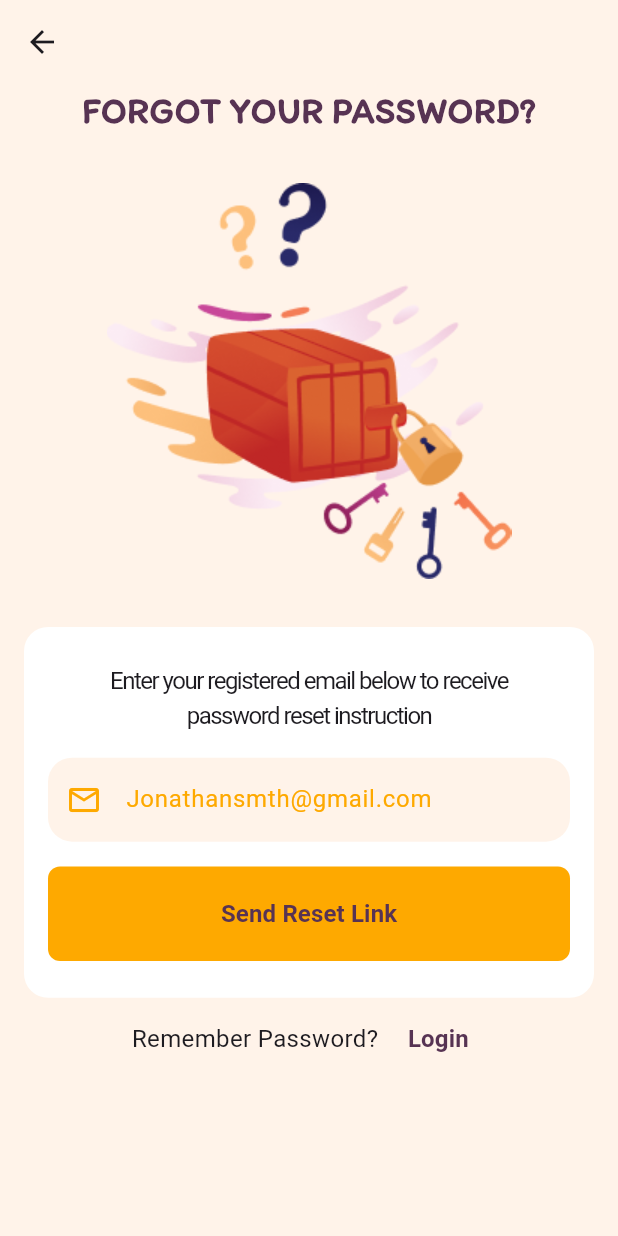
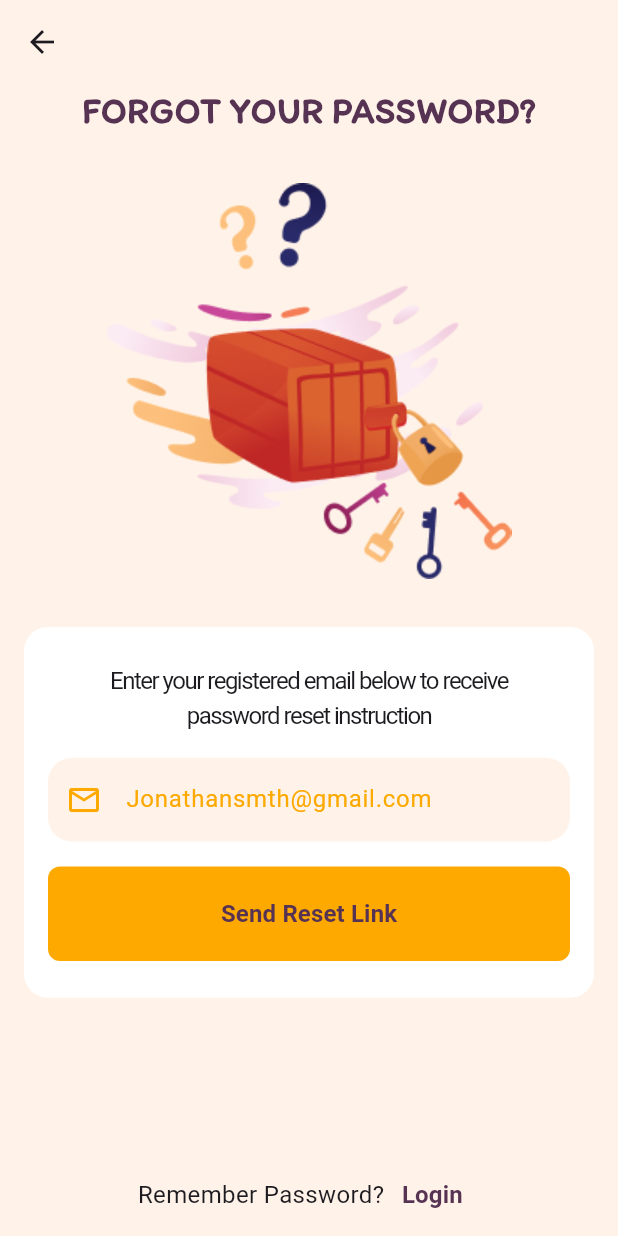
Before and after one commit to boypaida12/habits_ui, a Flutter app: the LoginScreen screen opened by its route, after a tap on "Forgot Password?", on a phone screen of 412 x 824 dp. Run offline on Flutter 3.47's test engine with Material 3 defaults, Android fonts, the light colour scheme and no system bars; missing offline and left inert: introduction_slider.

Commit message:
updated routes on auth pages

```diff
--- a/lib/auth_screens/forgot_password.dart
+++ b/lib/auth_screens/forgot_password.dart
@@ -1,3 +1,5 @@
+// ignore_for_file: prefer_const_constructors
+
 import 'package:flutter/material.dart';
 
 class ForgotPassword extends StatefulWidget {
@@ -16,7 +18,9 @@ class _ForgotPasswordState extends State<ForgotPassword> {
         backgroundColor: Color.fromRGBO(255, 243, 233, 1),
       ),
       body: SafeArea(
-        child: Align(
+        child: Stack(
+          children: [
+            Align(
               alignment: Alignment.center,
               child: Column(
                 // mainAxisAlignment: MainAxisAlignment.spaceEvenly,
@@ -32,7 +36,9 @@ class _ForgotPasswordState extends State<ForgotPassword> {
                     ),
                   ),
                   SizedBox(height: 32),
-              Image(image: AssetImage('assets/images/forgot_password_img.png')),
+                  Image(
+                      image:
+                          AssetImage('assets/images/forgot_password_img.png')),
                   SizedBox(height: 32),
                   Container(
                     decoration: BoxDecoration(
@@ -41,7 +47,6 @@ class _ForgotPasswordState extends State<ForgotPassword> {
                     ),
                     margin: EdgeInsets.symmetric(horizontal: 16),
                     height: MediaQuery.of(context).size.height * 0.3,
-                child: Expanded(
                     child: Padding(
                       padding: const EdgeInsets.symmetric(
                           vertical: 8.0, horizontal: 16.0),
@@ -65,7 +70,8 @@ class _ForgotPasswordState extends State<ForgotPassword> {
                               decoration: InputDecoration(
                                 hintText: 'Jonathansmth@gmail.com',
                                 prefixIcon: Icon(Icons.email_outlined),
-                              prefixIconColor: Color.fromARGB(255, 254, 169, 0),
+                                prefixIconColor:
+                                    Color.fromARGB(255, 254, 169, 0),
                                 hintStyle: TextStyle(
                                   color: Color.fromARGB(255, 254, 169, 0),
                                 ),
@@ -84,7 +90,8 @@ class _ForgotPasswordState extends State<ForgotPassword> {
                                     style: ButtonStyle(
                                         backgroundColor:
                                             MaterialStateProperty.all<Color>(
-                                              Color.fromARGB(255, 254, 169, 0)),
+                                                Color.fromARGB(
+                                                    255, 254, 169, 0)),
                                         shape: MaterialStateProperty.all<
                                             RoundedRectangleBorder>(
                                           RoundedRectangleBorder(
@@ -94,7 +101,8 @@ class _ForgotPasswordState extends State<ForgotPassword> {
                                         elevation: MaterialStateProperty.all(0),
                                         padding: MaterialStateProperty.all<
                                                 EdgeInsetsGeometry>(
-                                          EdgeInsets.symmetric(vertical: 20))),
+                                            EdgeInsets.symmetric(
+                                                vertical: 20))),
                                     onPressed: () {},
                                     child: Text(
                                       'Send Reset Link',
@@ -113,6 +121,8 @@ class _ForgotPasswordState extends State<ForgotPassword> {
                       ),
                     ),
                   ),
+                ],
+              ),
             ),
             Align(
               alignment: Alignment.bottomCenter,
@@ -125,15 +135,12 @@ class _ForgotPasswordState extends State<ForgotPassword> {
                       fontSize: 16,
                     ),
                   ),
-                    SizedBox(
-                      width: 8,
-                    ),
                   TextButton(
                     style: ButtonStyle(
                         padding: MaterialStateProperty.all<EdgeInsetsGeometry>(
                             EdgeInsets.symmetric(vertical: 16))),
                     onPressed: () {
-                        Navigator.pushReplacementNamed(context, '/login');
+                      Navigator.pushNamed(context, '/login');
                     },
                     child: Text(
                       'Login',
@@ -150,7 +157,6 @@ class _ForgotPasswordState extends State<ForgotPassword> {
           ],
         ),
       ),
-      ),
       // mainAxisAlignment: MainAxisAlignment.center,
     );
   }
--- a/lib/auth_screens/login_screen.dart
+++ b/lib/auth_screens/login_screen.dart
@@ -51,16 +51,17 @@ class _LoginScreenState extends State<LoginScreen> {
           appBar: AppBar(
             backgroundColor: Colors.transparent,
             actions: [
-              ClipOval(
-                child: Container(
-                  padding: EdgeInsets.all(4),
-                  color: Color.fromARGB(96, 87, 51, 83),
-                  child: Icon(
-                    Icons.question_mark,
-                    color: Color.fromARGB(255, 87, 51, 83),
-                    size: 36,
-                  ),
+              IconButton.filled(
+                style: ButtonStyle(
+                  backgroundColor: MaterialStateProperty.all<Color>(Color.fromARGB(97, 87, 51, 83))
                 ),
+                highlightColor: Color.fromARGB(255, 254, 169, 0),
+                onPressed: (){},
+                icon: Icon(
+                  Icons.question_mark_outlined,
+                  color: Color.fromARGB(255, 87, 51, 83),
+                  size: 36,
+                )
               ),
               SizedBox(width: 16,),
             ],
@@ -282,7 +283,7 @@ class _LoginScreenState extends State<LoginScreen> {
                                               EdgeInsetsGeometry>(
                                           EdgeInsets.symmetric(vertical: 16))),
                                   onPressed: () {
-                                    Navigator.pushReplacementNamed(context, '/forgot_password');
+                                    Navigator.pushNamed(context, '/forgot_password');
                                   },
                                   child: Text(
                                     'Forgot Password?',
```
Also changed, not shown: lib/auth_screens/register_screen.dart (+31 -16 lines), lib/getstarted.dart (+4 -4 lines). Lines whose indentation alone changed are shown as unchanged.
